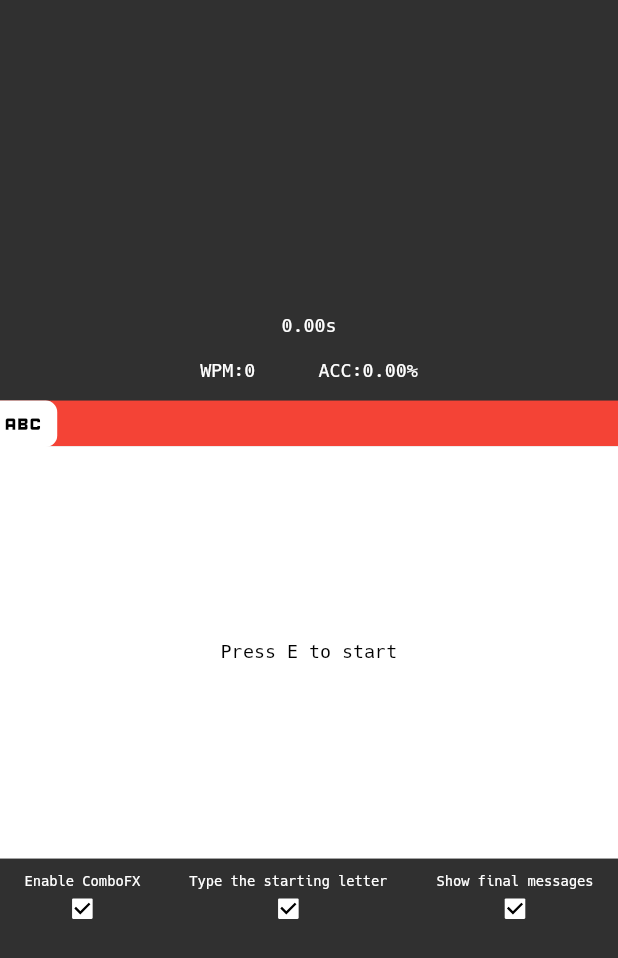
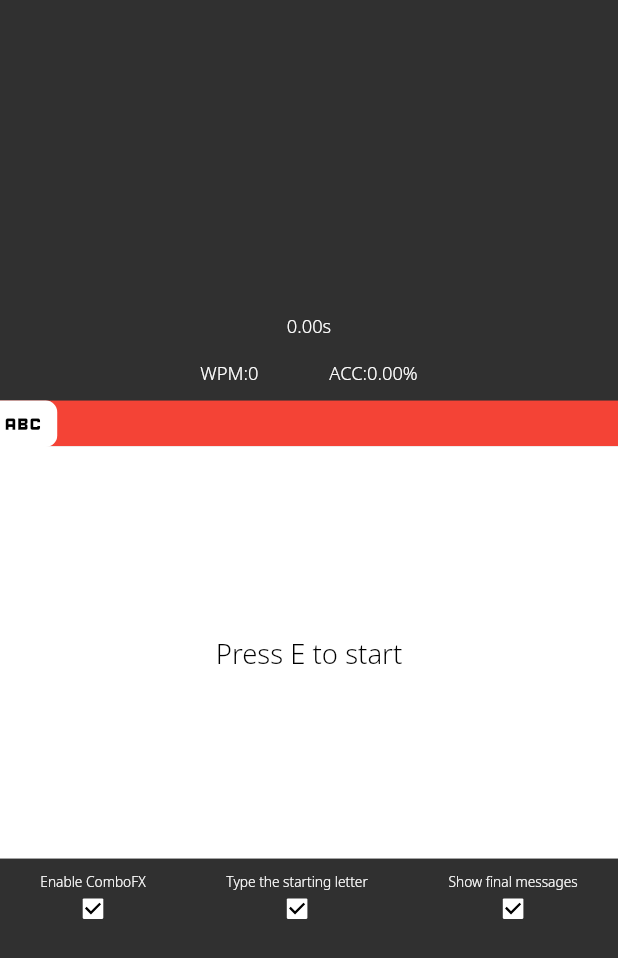
Before and after one commit to ANicon111/KeyRunner, a Flutter app: the screen it shows after launch, on a phone screen of 412 x 824 dp. Shown: the top 958 px of the screen. Run offline on Flutter 3.47's test engine with Material 2 defaults, Android fonts, the phone set to English and light mode, and no system bars.

Commit message:
"font" changes

```diff
--- a/lib/main.dart
+++ b/lib/main.dart
@@ -53,7 +53,10 @@ class _NotTyperacerState extends State<NotTyperacer> {
   }
 
   void setGameOver() {
-    int wpm = 12000 * correctlen ~/ stopwatch.elapsedMilliseconds;
+    int wpm = 250;
+    if (stopwatch.elapsedMilliseconds > 50) {
+      wpm = 12000 * correctlen ~/ stopwatch.elapsedMilliseconds;
+    }
     int acc = correctlen * 100 ~/ totalPresses;
     gameStarted = true;
     gameOver = true;
@@ -90,7 +93,7 @@ class _NotTyperacerState extends State<NotTyperacer> {
     gameOver = false;
     gameStarted = true;
     stopwatch.start();
-    timer ??= Timer.periodic(const Duration(seconds: 1), (timer) {
+    timer ??= Timer.periodic(const Duration(milliseconds: 500), (timer) {
       updateComboFontSize;
       setState(() {});
     });
@@ -101,7 +104,7 @@ class _NotTyperacerState extends State<NotTyperacer> {
     if (stopwatch.elapsedMilliseconds > 50) {
       double wpm = 12000 * correctlen / stopwatch.elapsedMilliseconds;
       comboFontSize = (combo >= comboStart && comboFX
-          ? 32 + 4 * sqrt(min(combo, 100)) + 3 * sqrt(min(wpm, 250))
+          ? 24 + 4 * sqrt(min(combo, 100)) + 3 * sqrt(min(wpm, 250))
           : 0);
     }
   }
@@ -151,11 +154,12 @@ class _NotTyperacerState extends State<NotTyperacer> {
 
   @override
   Widget build(BuildContext context) {
-    print("flicker...?");
     var correct = text.substring(0, correctlen);
     double wpm = 0;
     if (stopwatch.elapsedMilliseconds > 50) {
       wpm = 12000 * correct.length / stopwatch.elapsedMilliseconds;
+    } else if (gameOver) {
+      wpm = 69420;
     }
     double acc = 0;
     if (totalPresses > 0) {
@@ -184,7 +188,7 @@ class _NotTyperacerState extends State<NotTyperacer> {
                 style: TextStyle(
                   color: Colors.white,
                   fontSize: 32 * relSize.pixel,
-                  fontFamily: "Hack",
+                  fontFamily: "NotoSans",
                 ),
               ),
             ),
@@ -196,7 +200,7 @@ class _NotTyperacerState extends State<NotTyperacer> {
                 style: TextStyle(
                   color: Colors.white,
                   fontSize: 32 * relSize.pixel,
-                  fontFamily: "Hack",
+                  fontFamily: "NotoSans",
                 ),
               ),
             ),
@@ -261,24 +265,24 @@ class _NotTyperacerState extends State<NotTyperacer> {
                                       ? comboColors[(combo - comboStart) %
                                           comboColors.length]
                                       : const Color.fromARGB(255, 56, 142, 60),
-                                  fontSize: 32 * relSize.pixel,
+                                  fontSize: 40 * relSize.pixel,
                                   backgroundColor: combo >= comboStart &&
                                           comboFX
                                       ? comboColors[(combo - comboStart) %
                                               comboColors.length]
                                           .withAlpha(80)
                                       : const Color.fromARGB(80, 56, 142, 60),
-                                  fontFamily: "Hack",
+                                  fontFamily: "NotoSans",
                                 ),
                               ),
                               TextSpan(
                                 text: wrong,
                                 style: TextStyle(
                                   color: const Color.fromARGB(255, 211, 47, 47),
-                                  fontSize: 32 * relSize.pixel,
+                                  fontSize: 40 * relSize.pixel,
                                   backgroundColor:
                                       const Color.fromARGB(80, 211, 47, 47),
-                                  fontFamily: "Hack",
+                                  fontFamily: "NotoSans",
                                 ),
                               ),
                               TextSpan(
@@ -287,8 +291,8 @@ class _NotTyperacerState extends State<NotTyperacer> {
                                   color: Colors.black,
                                   backgroundColor:
                                       const Color.fromARGB(20, 0, 0, 0),
-                                  fontSize: 32 * relSize.pixel,
-                                  fontFamily: "Hack",
+                                  fontSize: 40 * relSize.pixel,
+                                  fontFamily: "NotoSans",
                                 ),
                               ),
                             ],
@@ -312,8 +316,8 @@ class _NotTyperacerState extends State<NotTyperacer> {
                           "Press ${text[0]} to start",
                           style: TextStyle(
                             color: Colors.black,
-                            fontSize: 32 * relSize.pixel,
-                            fontFamily: "Hack",
+                            fontSize: 48 * relSize.pixel,
+                            fontFamily: "NotoSans",
                           ),
                         ),
                       ),
@@ -344,7 +348,7 @@ class _NotTyperacerState extends State<NotTyperacer> {
                           color: comboColors[
                               (combo >= comboStart ? combo - comboStart : 0) %
                                   comboColors.length],
-                          fontFamily: "Hack",
+                          fontFamily: "NotoSans",
                         ),
                       ),
                     ),
@@ -414,8 +418,8 @@ class _NotTyperacerState extends State<NotTyperacer> {
                                           "\n\nPress Space to play a new game",
                                       style: TextStyle(
                                         color: Colors.black,
-                                        fontSize: 32 * relSize.pixel,
-                                        fontFamily: "Hack",
+                                        fontSize: 48 * relSize.pixel,
+                                        fontFamily: "NotoSans",
                                       ),
                                     ),
                                   ]
@@ -424,8 +428,8 @@ class _NotTyperacerState extends State<NotTyperacer> {
                                       text: "Press Space to play a new game",
                                       style: TextStyle(
                                         color: Colors.black,
-                                        fontSize: 32 * relSize.pixel,
-                                        fontFamily: "Hack",
+                                        fontSize: 48 * relSize.pixel,
+                                        fontFamily: "NotoSans",
                                       ),
                                     ),
                                   ],
@@ -570,7 +574,7 @@ class _CronState extends State<Cron> {
           style: TextStyle(
             color: Colors.white,
             fontSize: 32 * widget.relSize.pixel,
-            fontFamily: "Hack",
+            fontFamily: "NotoSans",
           ),
         ),
       ),
@@ -600,7 +604,7 @@ class Setting extends StatelessWidget {
           style: TextStyle(
             color: Colors.white,
             fontSize: 24 * relSize.pixel,
-            fontFamily: "Hack",
+            fontFamily: "NotoSans",
           ),
         ),
         SizedBox(
--- a/pubspec.yaml
+++ b/pubspec.yaml
@@ -87,9 +87,9 @@ flutter:
   #       - asset: fonts/TrajanPro_Bold.ttf
   #         weight: 700
   fonts:
-    - family: Hack
+    - family: NotoSans
       fonts:
-        - asset: assets/hack.ttf
+        - asset: assets/notosans.ttf
     - family: Emoji
       fonts:
         - asset: assets/emoji.ttf
```
Also changed, not shown: lib/data.dart (+2 -2 lines), assets/hack.ttf (deleted), assets/notosans.ttf (added).
